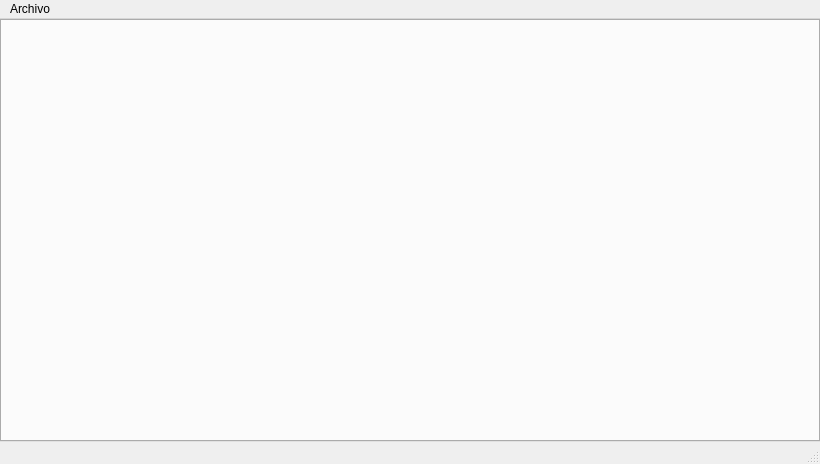
Old version of the form ui_src/MainWindow.ui in the repository elagabalus01/myner.
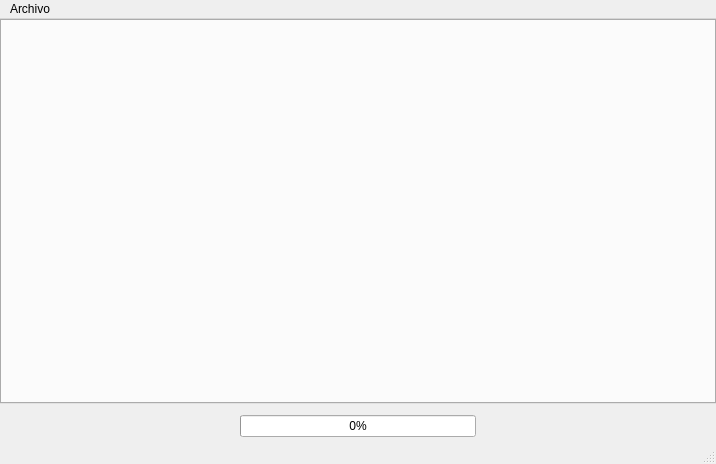
New version of the form. Icons and pictures are not drawn.

What changed in the file:
```diff
--- a/ui_src/MainWindow.ui
+++ b/ui_src/MainWindow.ui
@@ -6,7 +6,7 @@
    <rect>
     <x>0</x>
     <y>0</y>
-    <width>820</width>
+    <width>716</width>
     <height>464</height>
    </rect>
   </property>
@@ -21,10 +21,7 @@
    <string notr="true"/>
   </property>
   <widget class="QWidget" name="centralwidget">
-   <layout class="QVBoxLayout" name="vertical_layout_tabs">
-    <property name="spacing">
-     <number>0</number>
-    </property>
+   <layout class="QGridLayout" name="gridLayout">
     <property name="leftMargin">
      <number>0</number>
     </property>
@@ -37,7 +34,7 @@
     <property name="bottomMargin">
      <number>0</number>
     </property>
-    <item>
+    <item row="0" column="0" colspan="2">
      <widget class="QTabWidget" name="tabWidget">
       <property name="sizePolicy">
        <sizepolicy hsizetype="Expanding" vsizetype="Expanding">
@@ -56,6 +53,69 @@
       </property>
      </widget>
     </item>
+    <item row="1" column="0" colspan="2">
+     <widget class="QWidget" name="load_screen" native="true">
+      <layout class="QGridLayout" name="gridLayout_2">
+       <property name="leftMargin">
+        <number>5</number>
+       </property>
+       <property name="topMargin">
+        <number>5</number>
+       </property>
+       <property name="rightMargin">
+        <number>5</number>
+       </property>
+       <property name="bottomMargin">
+        <number>5</number>
+       </property>
+       <item row="0" column="2">
+        <spacer name="horizontalSpacer">
+         <property name="orientation">
+          <enum>Qt::Horizontal</enum>
+         </property>
+         <property name="sizeHint" stdset="0">
+          <size>
+           <width>40</width>
+           <height>20</height>
+          </size>
+         </property>
+        </spacer>
+       </item>
+       <item row="0" column="1">
+        <widget class="QProgressBar" name="progress_bar">
+         <property name="sizePolicy">
+          <sizepolicy hsizetype="Expanding" vsizetype="Fixed">
+           <horstretch>0</horstretch>
+           <verstretch>0</verstretch>
+          </sizepolicy>
+         </property>
+         <property name="maximumSize">
+          <size>
+           <width>16777215</width>
+           <height>16777215</height>
+          </size>
+         </property>
+         <property name="value">
+          <number>0</number>
+         </property>
+        </widget>
+       </item>
+       <item row="0" column="0">
+        <spacer name="horizontalSpacer_2">
+         <property name="orientation">
+          <enum>Qt::Horizontal</enum>
+         </property>
+         <property name="sizeHint" stdset="0">
+          <size>
+           <width>40</width>
+           <height>20</height>
+          </size>
+         </property>
+        </spacer>
+       </item>
+      </layout>
+     </widget>
+    </item>
    </layout>
   </widget>
   <widget class="QMenuBar" name="menubar">
@@ -63,8 +123,8 @@
     <rect>
      <x>0</x>
      <y>0</y>
-     <width>820</width>
-     <height>21</height>
+     <width>716</width>
+     <height>27</height>
     </rect>
    </property>
    <widget class="QMenu" name="menuArchivo">
```
